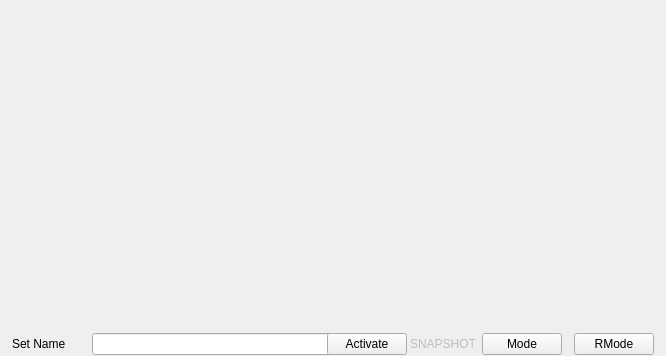
First picture: the form in seq_qt5/forms/qslivegrid.ui, repository ahlstromcj/seq66, before the edit.
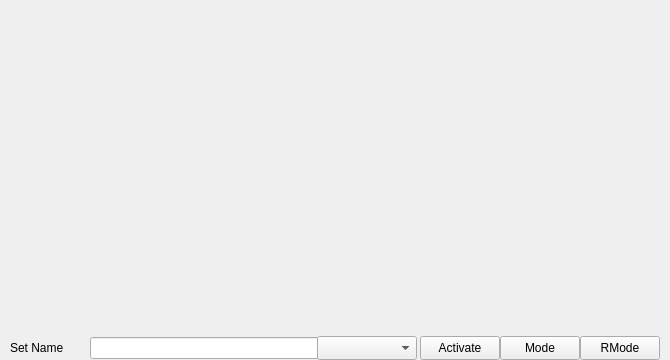
Second picture: the form after the edit.

Commit message: Added grid-mode combobox to the live grid.

```diff
--- a/seq_qt5/forms/qslivegrid.ui
+++ b/seq_qt5/forms/qslivegrid.ui
@@ -6,8 +6,8 @@
    <rect>
     <x>0</x>
     <y>0</y>
-    <width>666</width>
-    <height>356</height>
+    <width>670</width>
+    <height>360</height>
    </rect>
   </property>
   <property name="sizePolicy">
@@ -83,10 +83,10 @@
    <item>
     <layout class="QHBoxLayout" name="horizontalLayout_6">
      <property name="leftMargin">
-      <number>12</number>
+      <number>10</number>
      </property>
      <property name="rightMargin">
-      <number>12</number>
+      <number>10</number>
      </property>
      <item>
       <widget class="QLabel" name="setNameLabel">
@@ -140,21 +140,21 @@
       </widget>
      </item>
      <item>
-      <widget class="QPushButton" name="buttonActivate">
+      <widget class="QComboBox" name="comboGridMode">
        <property name="minimumSize">
         <size>
-         <width>80</width>
-         <height>0</height>
+         <width>100</width>
+         <height>24</height>
         </size>
        </property>
        <property name="maximumSize">
         <size>
-         <width>80</width>
+         <width>120</width>
          <height>16777215</height>
         </size>
        </property>
-       <property name="text">
-        <string>Activate</string>
+       <property name="currentText">
+        <string/>
        </property>
       </widget>
      </item>
@@ -178,24 +178,21 @@
       </widget>
      </item>
      <item>
-      <widget class="QLabel" name="labelMode">
-       <property name="enabled">
-        <bool>false</bool>
-       </property>
+      <widget class="QPushButton" name="buttonActivate">
        <property name="minimumSize">
         <size>
-         <width>72</width>
+         <width>80</width>
          <height>24</height>
         </size>
        </property>
        <property name="maximumSize">
         <size>
-         <width>72</width>
-         <height>24</height>
+         <width>80</width>
+         <height>16777215</height>
         </size>
        </property>
        <property name="text">
-        <string>SNAPSHOT</string>
+        <string>Activate</string>
        </property>
       </widget>
      </item>
@@ -204,7 +201,7 @@
        <property name="minimumSize">
         <size>
          <width>80</width>
-         <height>0</height>
+         <height>24</height>
         </size>
        </property>
        <property name="maximumSize">
@@ -218,34 +215,12 @@
        </property>
       </widget>
      </item>
-     <item>
-      <widget class="QPushButton" name="pushButton">
-       <property name="minimumSize">
-        <size>
-         <width>12</width>
-         <height>0</height>
-        </size>
-       </property>
-       <property name="maximumSize">
-        <size>
-         <width>12</width>
-         <height>16777215</height>
-        </size>
-       </property>
-       <property name="text">
-        <string/>
-       </property>
-       <property name="flat">
-        <bool>true</bool>
-       </property>
-      </widget>
-     </item>
      <item>
       <widget class="QPushButton" name="buttonRecordMode">
        <property name="minimumSize">
         <size>
          <width>80</width>
-         <height>0</height>
+         <height>24</height>
         </size>
        </property>
        <property name="maximumSize">
```
The commit also changes 15 other files.
